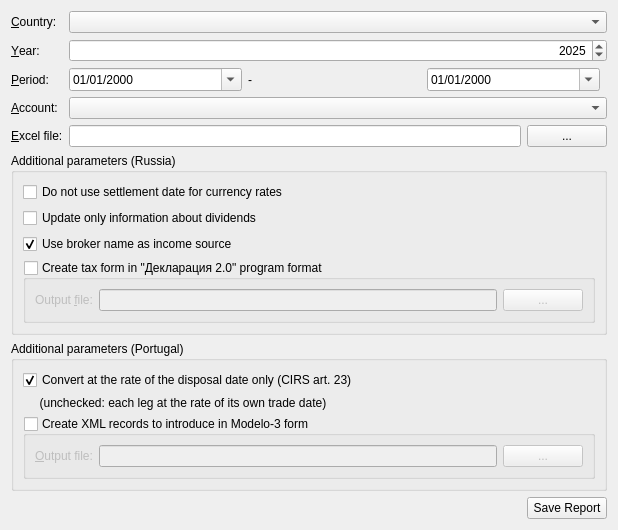
Old version of the form jal/ui/tax_export_widget.ui in the repository titov-vv/jal.
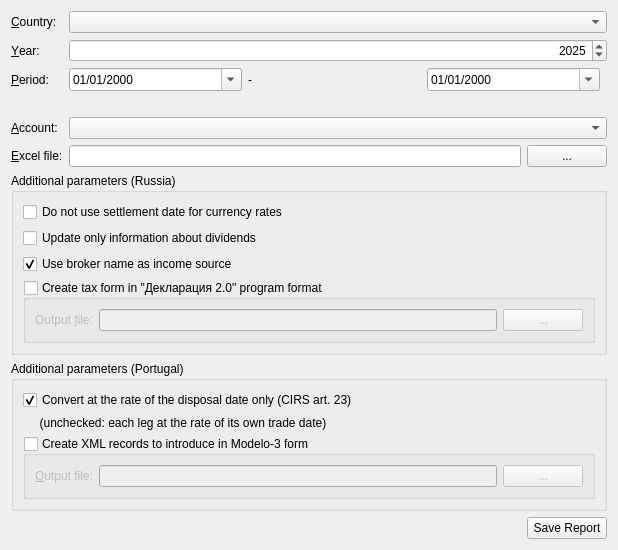
New version of the form.

Commit message: Tax report dialog period proposal is implemented

```diff
--- a/jal/ui/tax_export_widget.ui
+++ b/jal/ui/tax_export_widget.ui
@@ -20,7 +20,7 @@
    <string>Select parameters of investment tax report</string>
   </property>
   <layout class="QGridLayout" name="MainLayout">
-   <item row="4" column="2">
+   <item row="5" column="2">
     <widget class="QPushButton" name="XlsSelectBtn">
      <property name="sizePolicy">
       <sizepolicy hsizetype="Minimum" vsizetype="Fixed">
@@ -55,7 +55,7 @@
      </property>
     </widget>
    </item>
-   <item row="4" column="1">
+   <item row="5" column="1">
     <widget class="QLineEdit" name="XlsFileName">
      <property name="sizePolicy">
       <sizepolicy hsizetype="Expanding" vsizetype="Fixed">
@@ -139,7 +139,7 @@
      </layout>
     </widget>
    </item>
-   <item row="3" column="0">
+   <item row="4" column="0">
     <widget class="QLabel" name="AccountLbl">
      <property name="text">
       <string>&amp;Account:</string>
@@ -149,7 +149,7 @@
      </property>
     </widget>
    </item>
-   <item row="4" column="0">
+   <item row="5" column="0">
     <widget class="QLabel" name="XlsFileLbl">
      <property name="text">
       <string>&amp;Excel file:</string>
@@ -314,6 +314,13 @@
      </item>
     </layout>
    </item>
+   <item row="3" column="1" colspan="2">
+    <widget class="QLabel" name="ResidenceLbl">
+     <property name="wordWrap">
+      <bool>true</bool>
+     </property>
+    </widget>
+   </item>
    <item row="11" column="2">
     <widget class="QPushButton" name="SaveButton">
      <property name="text">
@@ -321,7 +328,7 @@
      </property>
     </widget>
    </item>
-   <item row="3" column="1" colspan="2">
+   <item row="4" column="1" colspan="2">
     <widget class="QComboBox" name="Account"/>
    </item>
   </layout>
```
The commit also changes 6 other files.
